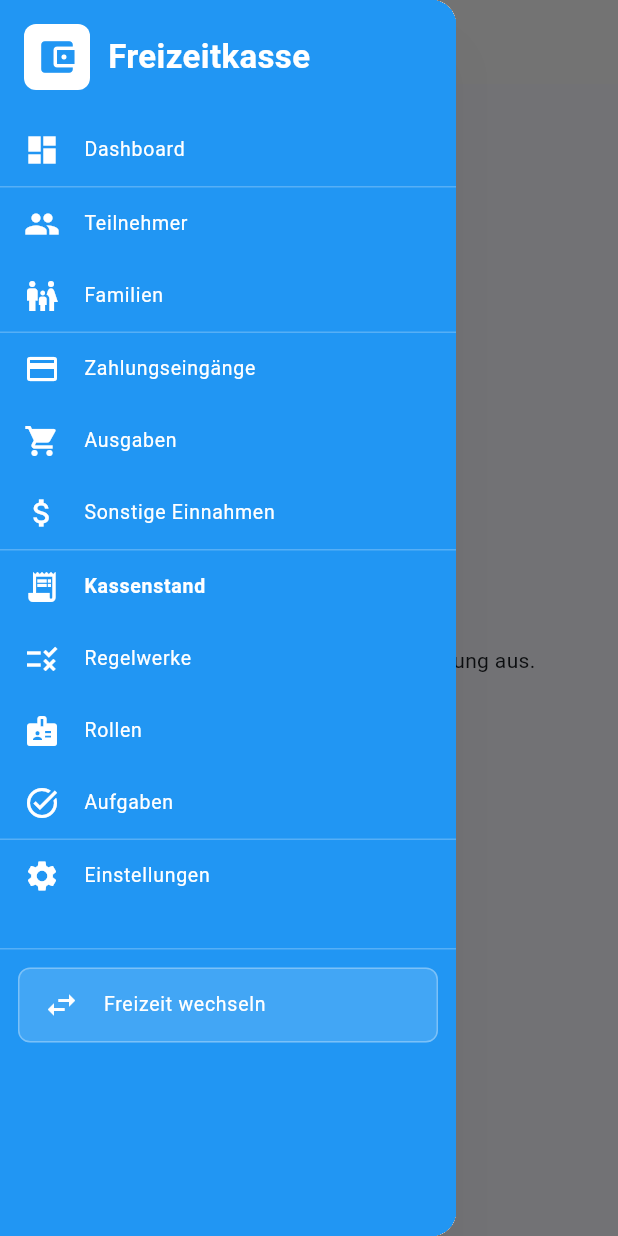
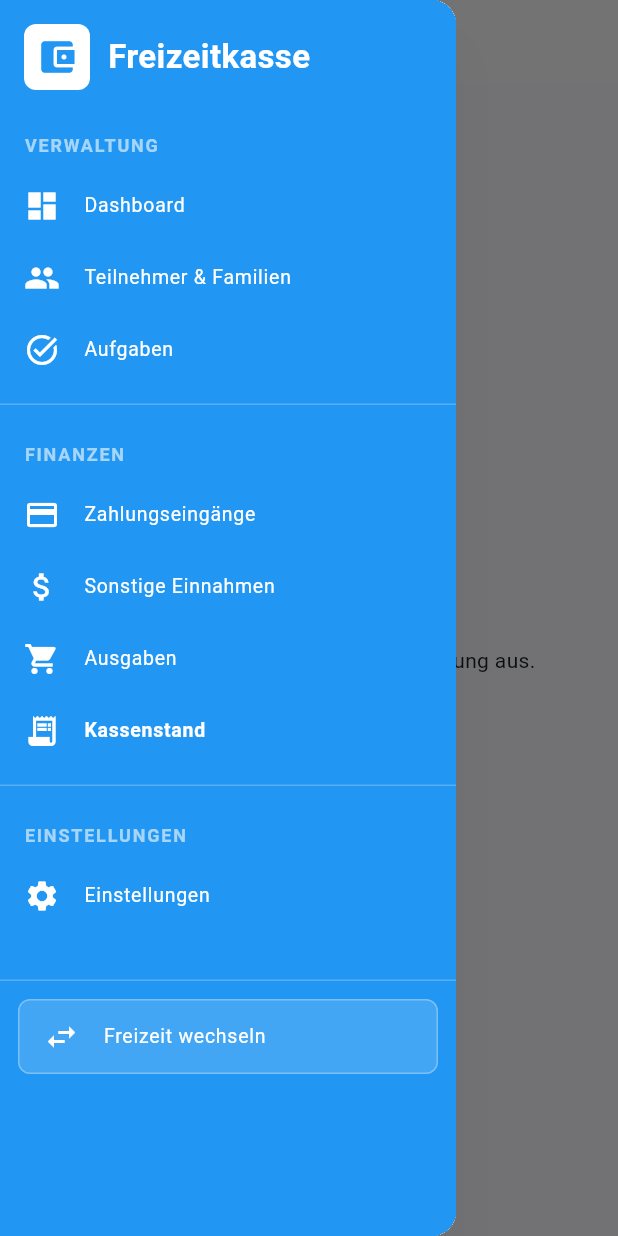
Before and after one commit to ptC7H12/Freizeitkasse, a Flutter app: the ResponsiveScaffold screen opened directly, with the side drawer open, on a phone screen of 412 x 824 dp. Run offline on Flutter 3.47's test engine with Material 3 defaults, Android fonts, the phone set to English and light mode, and no system bars; our stand-ins replace drift, file_picker, fl_chart, flutter_riverpod, logger, pdf and 2 more; missing offline and left inert: barcode, excel; accounts and stored records are empty; generated files the repository leaves out were written again.

Commit message:
Fix: Restore grouped drawer layout with sections
- Added section headers: VERWALTUNG, FINANZEN, EINSTELLUNGEN
- Restored proper spacing and dividers between sections
- Added 'Freizeit wechseln' special button at bottom
- Consolidated menu items into logical groups

```diff
--- a/lib/widgets/responsive_scaffold.dart
+++ b/lib/widgets/responsive_scaffold.dart
@@ -288,6 +288,8 @@ class ResponsiveScaffold extends ConsumerWidget {
               child: ListView(
                 padding: EdgeInsets.zero,
                 children: [
+                  // VERWALTUNG Section
+                  _buildDrawerSectionHeader('VERWALTUNG'),
                   _buildDrawerItem(
                     context,
                     Icons.dashboard,
@@ -302,11 +304,10 @@ class ResponsiveScaffold extends ConsumerWidget {
                     },
                     isSelected: selectedIndex == 0,
                   ),
-                  const Divider(color: Colors.white24, height: 1),
                   _buildDrawerItem(
                     context,
                     Icons.people,
-                    'Teilnehmer',
+                    'Teilnehmer & Familien',
                     () {
                       Navigator.of(context).pop();
                       if (selectedIndex != 1) {
@@ -319,19 +320,25 @@ class ResponsiveScaffold extends ConsumerWidget {
                   ),
                   _buildDrawerItem(
                     context,
-                    Icons.family_restroom,
-                    'Familien',
+                    Icons.task_alt,
+                    'Aufgaben',
                     () {
                       Navigator.of(context).pop();
-                      if (selectedIndex != 2) {
+                      if (selectedIndex != 9) {
                         Navigator.of(context).pushReplacement(
-                          MaterialPageRoute(builder: (context) => const FamiliesListScreen()),
+                          MaterialPageRoute(builder: (context) => const TasksScreen()),
                         );
                       }
                     },
-                    isSelected: selectedIndex == 2,
+                    isSelected: selectedIndex == 9,
                   ),
+
+                  const SizedBox(height: AppConstants.spacingM),
                   const Divider(color: Colors.white24, height: 1),
+                  const SizedBox(height: AppConstants.spacingM),
+
+                  // FINANZEN Section
+                  _buildDrawerSectionHeader('FINANZEN'),
                   _buildDrawerItem(
                     context,
                     Icons.payment,
@@ -345,6 +352,20 @@ class ResponsiveScaffold extends ConsumerWidget {
                       }
                     },
                     isSelected: selectedIndex == 3,
+                  ),
+                  _buildDrawerItem(
+                    context,
+                    Icons.attach_money,
+                    'Sonstige Einnahmen',
+                    () {
+                      Navigator.of(context).pop();
+                      if (selectedIndex != 5) {
+                        Navigator.of(context).pushReplacement(
+                          MaterialPageRoute(builder: (context) => const IncomesListScreen()),
+                        );
+                      }
+                    },
+                    isSelected: selectedIndex == 5,
                   ),
                   _buildDrawerItem(
                     context,
@@ -362,21 +383,6 @@ class ResponsiveScaffold extends ConsumerWidget {
                   ),
                   _buildDrawerItem(
                     context,
-                    Icons.attach_money,
-                    'Sonstige Einnahmen',
-                    () {
-                      Navigator.of(context).pop();
-                      if (selectedIndex != 5) {
-                        Navigator.of(context).pushReplacement(
-                          MaterialPageRoute(builder: (context) => const IncomesListScreen()),
-                        );
-                      }
-                    },
-                    isSelected: selectedIndex == 5,
-                  ),
-                  const Divider(color: Colors.white24, height: 1),
-                  _buildDrawerItem(
-                    context,
                     Icons.receipt_long,
                     'Kassenstand',
                     () {
@@ -389,49 +395,13 @@ class ResponsiveScaffold extends ConsumerWidget {
                     },
                     isSelected: selectedIndex == 6,
                   ),
-                  _buildDrawerItem(
-                    context,
-                    Icons.rule,
-                    'Regelwerke',
-                    () {
-                      Navigator.of(context).pop();
-                      if (selectedIndex != 7) {
-                        Navigator.of(context).pushReplacement(
-                          MaterialPageRoute(builder: (context) => const RulesetsListScreen()),
-                        );
-                      }
-                    },
-                    isSelected: selectedIndex == 7,
-                  ),
-                  _buildDrawerItem(
-                    context,
-                    Icons.badge,
-                    'Rollen',
-                    () {
-                      Navigator.of(context).pop();
-                      if (selectedIndex != 8) {
-                        Navigator.of(context).pushReplacement(
-                          MaterialPageRoute(builder: (context) => const RolesListScreen()),
-                        );
-                      }
-                    },
-                    isSelected: selectedIndex == 8,
-                  ),
-                  _buildDrawerItem(
-                    context,
-                    Icons.task_alt,
-                    'Aufgaben',
-                    () {
-                      Navigator.of(context).pop();
-                      if (selectedIndex != 9) {
-                        Navigator.of(context).pushReplacement(
-                          MaterialPageRoute(builder: (context) => const TasksScreen()),
-                        );
-                      }
-                    },
-                    isSelected: selectedIndex == 9,
-                  ),
+
+                  const SizedBox(height: AppConstants.spacingM),
                   const Divider(color: Colors.white24, height: 1),
+                  const SizedBox(height: AppConstants.spacingM),
+
+                  // EINSTELLUNGEN Section
+                  _buildDrawerSectionHeader('EINSTELLUNGEN'),
                   _buildDrawerItem(
                     context,
                     Icons.settings,
@@ -446,9 +416,12 @@ class ResponsiveScaffold extends ConsumerWidget {
                     },
                     isSelected: selectedIndex == 10,
                   ),
-                  const SizedBox(height: AppConstants.spacingL),
+
+                  const SizedBox(height: AppConstants.spacingXL),
                   const Divider(color: Colors.white24, height: 1),
                   const SizedBox(height: AppConstants.spacingM),
+
+                  // Freizeit wechseln (special item)
                   Padding(
                     padding: const EdgeInsets.symmetric(horizontal: 12),
                     child: Container(
@@ -478,6 +451,21 @@ class ResponsiveScaffold extends ConsumerWidget {
     );
   }
 
+  Widget _buildDrawerSectionHeader(String title) {
+    return Padding(
+      padding: const EdgeInsets.fromLTRB(16, 12, 16, 8),
+      child: Text(
+        title,
+        style: TextStyle(
+          color: Colors.white.withOpacity(0.6),
+          fontSize: 12,
+          fontWeight: FontWeight.w600,
+          letterSpacing: 1.2,
+        ),
+      ),
+    );
+  }
+
   Widget _buildDrawerItem(
     BuildContext context,
     IconData icon,
```
